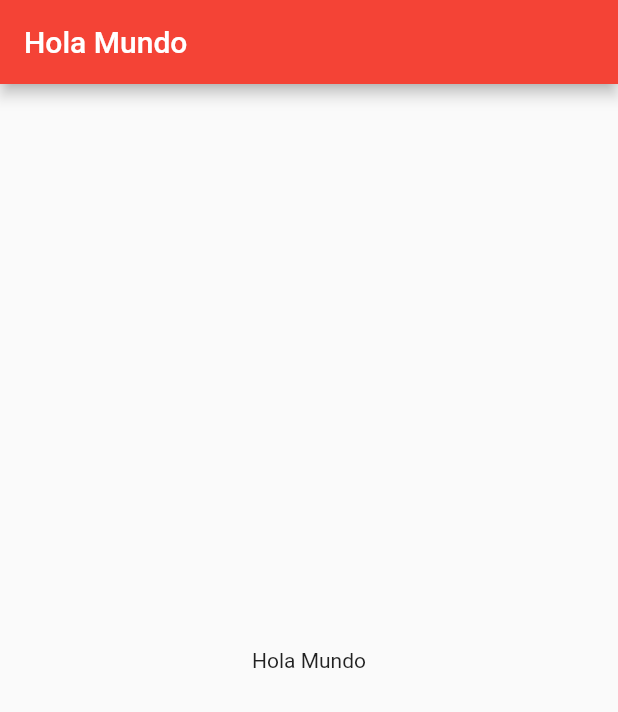
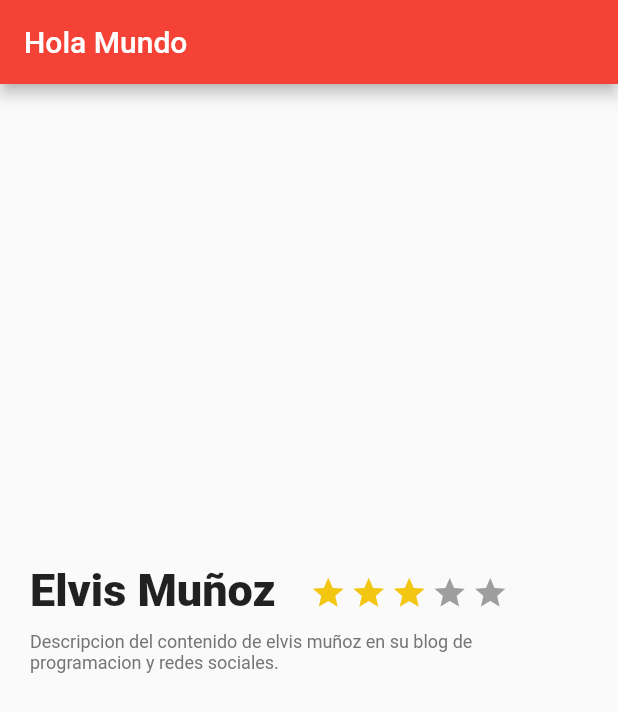
Before and after one commit to ELVISLEONARDO18/platzi_trips_app, a Flutter app: the screen it shows after launch, on a phone screen of 412 x 824 dp. Shown: the top 712 px of the screen. Run offline on Flutter 3.47's test engine with Material 2 defaults, Android fonts, the phone set to English and light mode, and no system bars.

Commit message:
creamos componente para descripcion de un articulo

```diff
--- /dev/null
+++ b/lib/description_place.dart
@@ -0,0 +1,63 @@
+import 'package:flutter/material.dart';
+
+class DescriptionPlaces extends StatelessWidget {
+  String titleName;
+  int start;
+  String description;
+
+  DescriptionPlaces(this.titleName, this.start, this.description);
+
+  @override
+  Widget build(BuildContext context) {
+    final title = Container(
+      margin: EdgeInsets.only(top: 320.0, left: 20.0, right: 20.0),
+      child: Text(
+        this.titleName,
+        style: TextStyle(fontSize: 30.0, fontWeight: FontWeight.w900),
+        textAlign: TextAlign.left,
+      ),
+    );
+
+    Widget startW(bool disabled) {
+      return Container(
+        margin: EdgeInsets.only(top: 323.0, left: 3.0),
+        child: Icon(
+          Icons.star,
+          color: disabled ? Color(0xFFf2C611) : Colors.grey.shade500,
+        ),
+      );
+    }
+
+    ;
+
+    final style_text = TextStyle(
+        color: Colors.grey.shade600,
+        fontSize: 12.0,
+        fontWeight: FontWeight.normal);
+
+    final description = Container(
+        margin: EdgeInsets.only(top: 10.0, left: 20.0, right: 20.0),
+        child: Text(
+          this.description,
+          style: style_text,
+        ));
+
+    final hedader_container = Row(
+      children: <Widget>[
+        title,
+        Row(
+          children: <Widget>[
+            for (var i = 1; i <= 5; i++)
+              if (i <= this.start) startW(true) else startW(false)
+          ],
+        )
+      ],
+    );
+
+    final container_start = Column(
+      children: <Widget>[hedader_container, description],
+    );
+
+    return (container_start);
+  }
+}
--- a/lib/main.dart
+++ b/lib/main.dart
@@ -1,4 +1,5 @@
 import 'package:flutter/material.dart';
+import 'package:platzitripsapp/description_place.dart';
 
 void main() {
   runApp(MyApp());
@@ -14,13 +15,11 @@ class MyApp extends StatelessWidget {
       ),
       // home: MyHomePage(title: 'Platzi Trips'),
       home: Scaffold(
-        appBar: AppBar(
-          title: Text('Hola Mundo'),
-        ),
-        body: Center(
-          child: Text('Hola Mundo'),
-        ),
-      ),
+          appBar: AppBar(
+            title: Text('Hola Mundo'),
+          ),
+          body: DescriptionPlaces('Elvis Muñoz', 3,
+              'Descripcion del contenido de elvis muñoz en su blog de programacion y redes sociales.')),
     );
   }
 }
```
